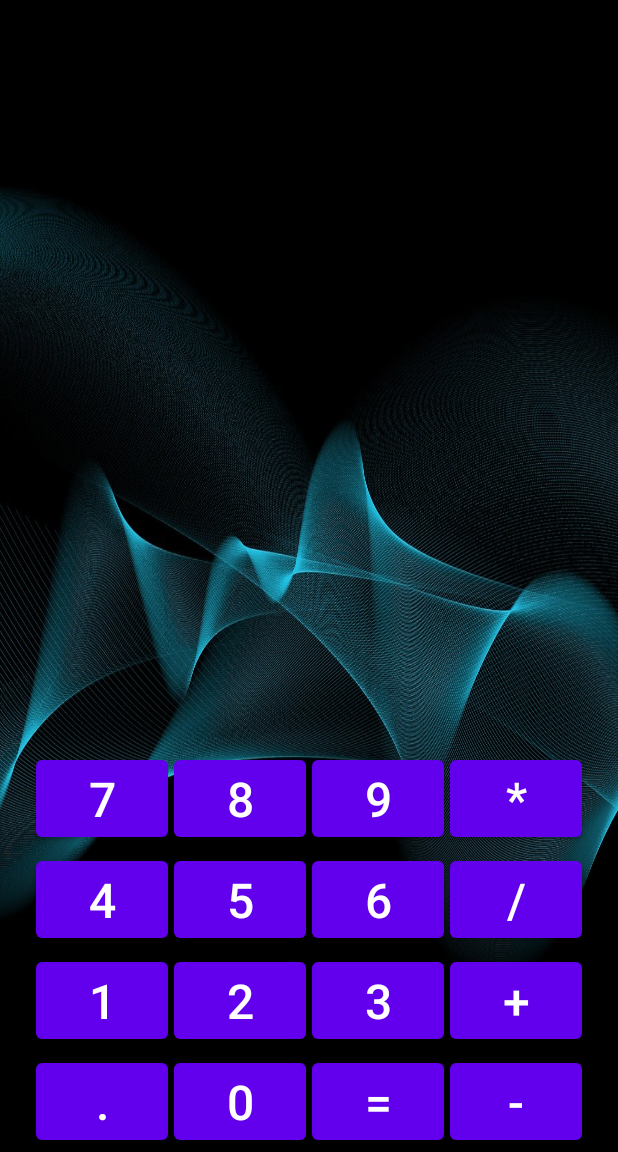
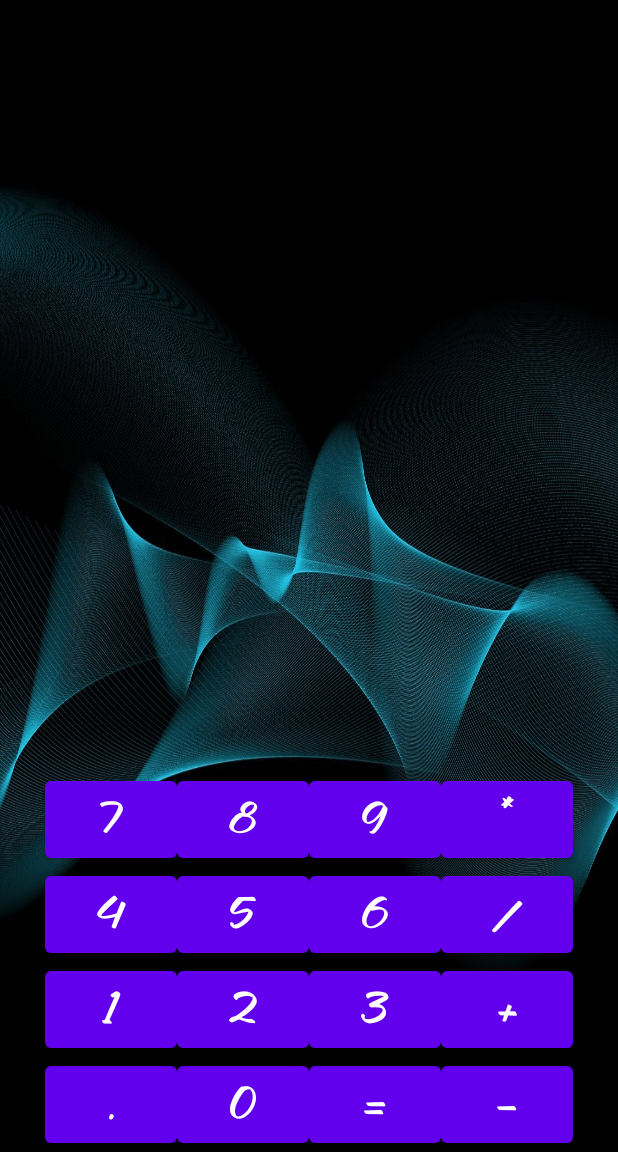
Before and after one commit to GrigorievaMN/Android_Studio, an Android app: the screen it shows after launch (CalculatorActivity), on a phone screen of 412 x 824 dp, the part 84-1236 px from its top. Run offline under Robolectric (Android 15) with nearby library versions, the phone set to English and light mode, and no system bars.

Commit message:
lesson_4 font/style

```diff
--- a/lesson_3/app/src/main/AndroidManifest.xml
+++ b/lesson_3/app/src/main/AndroidManifest.xml
@@ -9,6 +9,7 @@
         android:roundIcon="@mipmap/ic_launcher_round"
         android:supportsRtl="true"
         android:theme="@style/Theme.Lesson_3">
+
         <activity
             android:name=".ui.CalculatorActivity"
             android:exported="true" >
--- a/lesson_3/app/src/main/res/layout/activity_calculator.xml
+++ b/lesson_3/app/src/main/res/layout/activity_calculator.xml
@@ -11,9 +11,7 @@
         android:id="@+id/button_7"
         android:layout_width="wrap_content"
         android:layout_height="wrap_content"
-        android:layout_margin="@dimen/margin_button"
         android:text="@string/_7"
-        android:textSize="@dimen/button_text"
         app:layout_constraintBottom_toTopOf="@+id/button_4"
         app:layout_constraintEnd_toStartOf="@id/button_8"
         app:layout_constraintHorizontal_chainStyle="packed"
@@ -26,9 +24,7 @@
         android:id="@+id/button_8"
         android:layout_width="wrap_content"
         android:layout_height="wrap_content"
-        android:layout_margin="@dimen/margin_button"
         android:text="@string/_8"
-        android:textSize="@dimen/button_text"
         app:layout_constraintBottom_toTopOf="@+id/button_5"
         app:layout_constraintEnd_toStartOf="@id/button_9"
         app:layout_constraintStart_toEndOf="@+id/button_7"
@@ -40,9 +36,7 @@
         android:id="@+id/button_9"
         android:layout_width="wrap_content"
         android:layout_height="wrap_content"
-        android:layout_margin="@dimen/margin_button"
         android:text="@string/_9"
-        android:textSize="@dimen/button_text"
         app:layout_constraintBottom_toTopOf="@+id/button_6"
         app:layout_constraintEnd_toStartOf="@+id/button_mult"
         app:layout_constraintStart_toEndOf="@+id/button_8"
@@ -54,9 +48,7 @@
         android:id="@+id/button_mult"
         android:layout_width="wrap_content"
         android:layout_height="wrap_content"
-        android:layout_margin="@dimen/margin_button"
         android:text="@string/_mult"
-        android:textSize="@dimen/button_text"
         app:layout_constraintBottom_toTopOf="@+id/button_div"
         app:layout_constraintEnd_toEndOf="parent"
         app:layout_constraintStart_toEndOf="@id/button_9"
@@ -68,9 +60,7 @@
         android:id="@+id/button_4"
         android:layout_width="wrap_content"
         android:layout_height="wrap_content"
-        android:layout_margin="@dimen/margin_button"
         android:text="@string/_4"
-        android:textSize="@dimen/button_text"
         app:layout_constraintBottom_toTopOf="@id/button_1"
         app:layout_constraintEnd_toStartOf="@+id/button_5"
         app:layout_constraintHorizontal_chainStyle="packed"
@@ -81,9 +71,7 @@
         android:id="@+id/button_5"
         android:layout_width="wrap_content"
         android:layout_height="wrap_content"
-        android:layout_margin="@dimen/margin_button"
         android:text="@string/_5"
-        android:textSize="@dimen/button_text"
         app:layout_constraintBottom_toTopOf="@id/button_2"
         app:layout_constraintEnd_toStartOf="@+id/button_6"
         app:layout_constraintStart_toEndOf="@+id/button_4"
@@ -93,9 +81,7 @@
         android:id="@+id/button_6"
         android:layout_width="wrap_content"
         android:layout_height="wrap_content"
-        android:layout_margin="@dimen/margin_button"
         android:text="@string/_6"
-        android:textSize="@dimen/button_text"
         app:layout_constraintBottom_toTopOf="@id/button_3"
         app:layout_constraintEnd_toStartOf="@+id/button_div"
         app:layout_constraintStart_toEndOf="@+id/button_5"
@@ -105,9 +91,7 @@
         android:id="@+id/button_div"
         android:layout_width="wrap_content"
         android:layout_height="wrap_content"
-        android:layout_margin="@dimen/margin_button"
         android:text="@string/_div"
-        android:textSize="@dimen/button_text"
         app:layout_constraintBottom_toTopOf="@+id/button_add"
         app:layout_constraintEnd_toEndOf="parent"
         app:layout_constraintStart_toEndOf="@+id/button_6"
@@ -117,9 +101,7 @@
         android:id="@+id/button_1"
         android:layout_width="wrap_content"
         android:layout_height="wrap_content"
-        android:layout_margin="@dimen/margin_button"
         android:text="@string/_1"
-        android:textSize="@dimen/button_text"
         app:layout_constraintBottom_toTopOf="@id/button_point"
         app:layout_constraintEnd_toStartOf="@+id/button_2"
         app:layout_constraintHorizontal_chainStyle="packed"
@@ -130,9 +112,7 @@
         android:id="@+id/button_2"
         android:layout_width="wrap_content"
         android:layout_height="wrap_content"
-        android:layout_margin="@dimen/margin_button"
         android:text="@string/_2"
-        android:textSize="@dimen/button_text"
         app:layout_constraintBottom_toTopOf="@id/button_0"
         app:layout_constraintEnd_toStartOf="@+id/button_3"
         app:layout_constraintStart_toEndOf="@+id/button_1"
@@ -142,9 +122,7 @@
         android:id="@+id/button_3"
         android:layout_width="wrap_content"
         android:layout_height="wrap_content"
-        android:layout_margin="@dimen/margin_button"
         android:text="@string/_3"
-        android:textSize="@dimen/button_text"
         app:layout_constraintBottom_toTopOf="@+id/button_eq"
         app:layout_constraintEnd_toStartOf="@+id/button_add"
         app:layout_constraintStart_toEndOf="@+id/button_2"
@@ -154,9 +132,7 @@
         android:id="@+id/button_add"
         android:layout_width="wrap_content"
         android:layout_height="wrap_content"
-        android:layout_margin="@dimen/margin_button"
         android:text="@string/_add"
-        android:textSize="@dimen/button_text"
         app:layout_constraintBottom_toTopOf="@+id/button_subst"
         app:layout_constraintEnd_toEndOf="parent"
         app:layout_constraintStart_toEndOf="@id/button_3"
@@ -166,9 +142,7 @@
         android:id="@+id/button_point"
         android:layout_width="wrap_content"
         android:layout_height="wrap_content"
-        android:layout_margin="@dimen/margin_button"
         android:text="@string/_point"
-        android:textSize="@dimen/button_text"
         app:layout_constraintBottom_toBottomOf="parent"
         app:layout_constraintEnd_toStartOf="@+id/button_0"
         app:layout_constraintHorizontal_chainStyle="packed"
@@ -179,9 +153,7 @@
         android:id="@+id/button_0"
         android:layout_width="wrap_content"
         android:layout_height="wrap_content"
-        android:layout_margin="@dimen/margin_button"
         android:text="@string/_0"
-        android:textSize="@dimen/button_text"
         app:layout_constraintBottom_toBottomOf="parent"
         app:layout_constraintEnd_toStartOf="@+id/button_eq"
         app:layout_constraintStart_toEndOf="@+id/button_point"
@@ -191,9 +163,7 @@
         android:id="@+id/button_eq"
         android:layout_width="wrap_content"
         android:layout_height="wrap_content"
-        android:layout_margin="@dimen/margin_button"
         android:text="@string/_equals"
-        android:textSize="@dimen/button_text"
         app:layout_constraintBottom_toBottomOf="parent"
         app:layout_constraintEnd_toStartOf="@+id/button_subst"
         app:layout_constraintStart_toEndOf="@+id/button_0"
@@ -204,9 +174,7 @@
         android:id="@+id/button_subst"
         android:layout_width="wrap_content"
         android:layout_height="wrap_content"
-        android:layout_margin="@dimen/margin_button"
         android:text="@string/_subst"
-        android:textSize="@dimen/button_text"
         app:layout_constraintBottom_toBottomOf="parent"
         app:layout_constraintEnd_toEndOf="parent"
         app:layout_constraintStart_toEndOf="@+id/button_eq"
--- /dev/null
+++ b/lesson_3/app/src/main/res/values/styles.xml
@@ -0,0 +1,10 @@
+<?xml version="1.0" encoding="utf-8"?>
+<resources>
+    <style name="CalcButton" parent="Widget.MaterialComponents.Button">
+        <item name="android:fontFamily">@font/custom_font</item>
+        <item name="android:textSize">@dimen/button_text</item>
+        <item name="android:layout_margin">@dimen/margin_button</item>
+
+    </style>
+
+</resources>
--- a/lesson_3/app/src/main/res/values/themes.xml
+++ b/lesson_3/app/src/main/res/values/themes.xml
@@ -11,7 +11,8 @@
         <item name="colorOnSecondary">@color/black</item>
         <!-- Status bar color. -->
         <item name="android:statusBarColor" tools:targetApi="l">?attr/colorPrimaryVariant</item>
-        <!-- Customize your theme here. -->
+        <!-- Customize your theme here.-->
+        <item name="materialButtonStyle">@style/CalcButton</item>
 
-    </style>
-</resources>
+      </style>
+  </resources>
```
Also changed, not shown: lesson_3/app/src/main/res/font/custom_font.otf (added).
